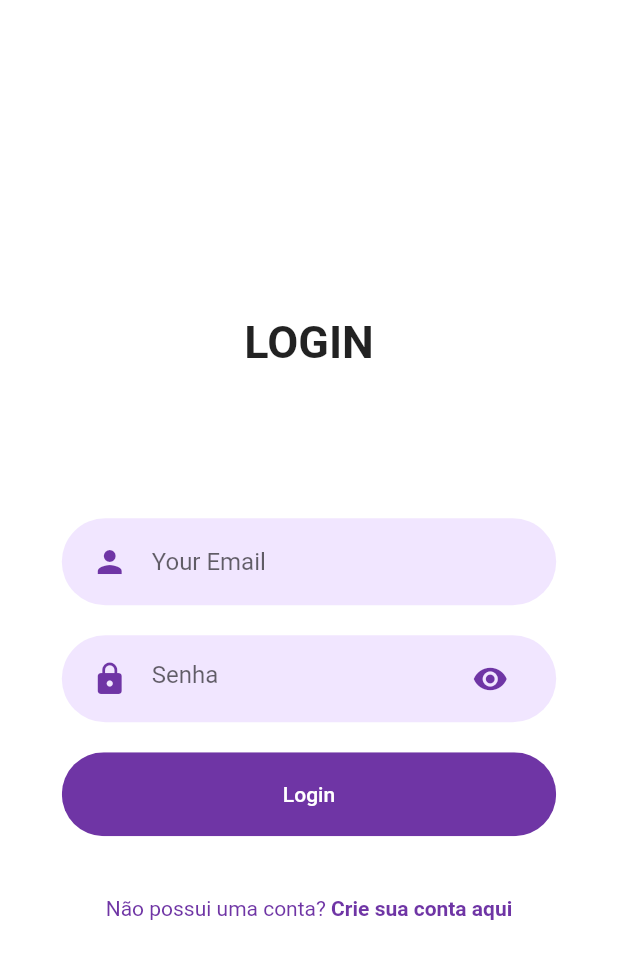
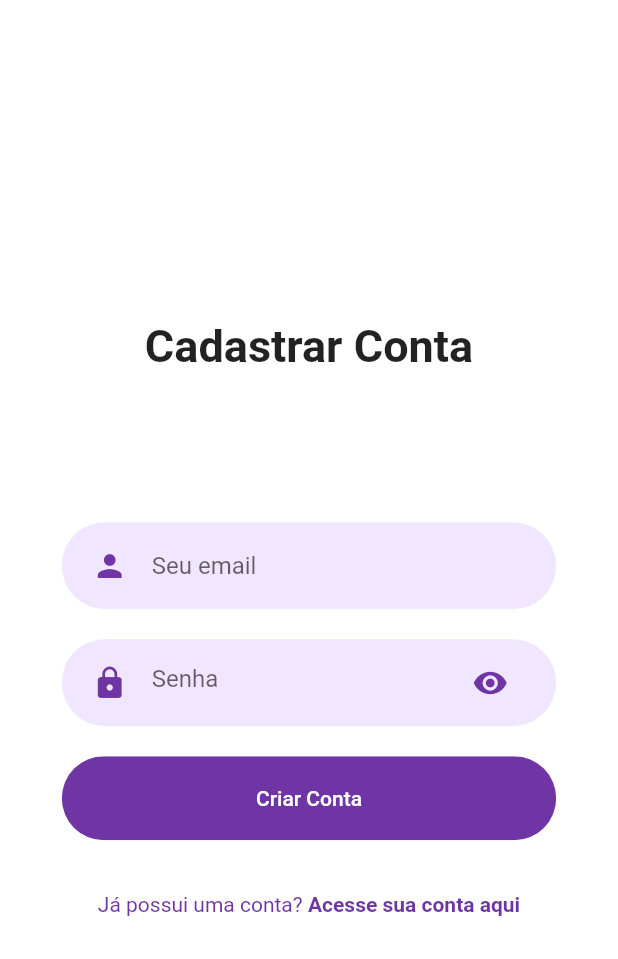
Before and after one commit to TCC-Estevao/app, a Flutter app: the LoginBody screen opened directly, after a tap on "Crie sua conta aqui", on a phone screen of 412 x 824 dp. Shown: the top 959 px of the screen. Run offline on Flutter 3.47's test engine with Material 2 defaults, Android fonts, the phone set to English and light mode, and no system bars.

Commit message:
feat: implement signup screen

```diff
--- a/lib/constants.dart
+++ b/lib/constants.dart
@@ -3,3 +3,4 @@ import 'package:flutter/material.dart';
 const primaryColor = Color(0xFF6F35A5);
 const primaryLightColor = Color(0xFFF1E6FF);
 const titleFontSize = 30.0;
+const fieldSpace = 0.0;
--- a/lib/screens/Login/body.dart
+++ b/lib/screens/Login/body.dart
@@ -1,5 +1,7 @@
 import 'package:app/constants.dart';
 import 'package:app/screens/Login/login_screen.dart';
+import 'package:app/screens/SignUp/body.dart';
+import 'package:app/screens/SignUp/signup_screen.dart';
 import 'package:flutter/material.dart';
 
 import '../../components/already_have_account_check.dart';
@@ -31,13 +33,15 @@ class LoginBody extends StatelessWidget {
             const RoundedInputField(hinText: "Your Email", icon: Icons.person),
             const RoundedPasswordField(),
             RoundedButton(press: () {}, text: "Login"),
-            const SizedBox(height: 30),
+            SizedBox(
+              height: size.height * 0.03,
+            ),
             AlreadyHaveAnAccountCheck(press: () {
               Navigator.push(
                 context,
                 MaterialPageRoute(
                   builder: (context) {
-                    return const LoginScreen();
+                    return const SignUpScreen();
                   },
                 ),
               );
--- a/lib/screens/Login/login_screen.dart
+++ b/lib/screens/Login/login_screen.dart
@@ -8,7 +8,6 @@ class LoginScreen extends StatelessWidget {
 
   @override
   Widget build(BuildContext context) {
-    Size size = MediaQuery.of(context).size;
     return const Scaffold(
       body: LoginBody(),
     );
--- a/lib/screens/SignUp/body.dart
+++ b/lib/screens/SignUp/body.dart
@@ -1,6 +1,12 @@
+import 'package:app/components/already_have_account_check.dart';
+import 'package:app/components/rounded_button.dart';
+import 'package:app/components/rounded_input.dart';
+import 'package:app/screens/Login/components/rounded_password_input.dart';
+import 'package:app/screens/Login/login_screen.dart';
+import 'package:app/screens/Welcome/welcome_screen.dart';
 import 'package:flutter/material.dart';
-import 'package:flutter/src/widgets/framework.dart';
-import 'package:flutter/src/widgets/placeholder.dart';
+
+import '../../constants.dart';
 
 class SignUpBody extends StatelessWidget {
   const SignUpBody({super.key});
@@ -14,7 +20,52 @@ class SignUpBody extends StatelessWidget {
         width: double.infinity,
         child: Column(
           mainAxisAlignment: MainAxisAlignment.center,
-          children: const [Text("Cadastrar Conta")],
+          children: [
+            const Text(
+              "Cadastrar Conta",
+              style: TextStyle(
+                fontSize: titleFontSize,
+                fontWeight: FontWeight.bold,
+              ),
+            ),
+            const SizedBox(
+              height: 90,
+            ),
+            const RoundedInputField(
+              hinText: "Seu email",
+              icon: Icons.person,
+            ),
+            const RoundedPasswordField(),
+            RoundedButton(
+              press: () {
+                Navigator.push(
+                  context,
+                  MaterialPageRoute(
+                    builder: (context) {
+                      return const WelcomeScreen();
+                    },
+                  ),
+                );
+              },
+              text: "Criar Conta",
+            ),
+            SizedBox(
+              height: size.height * 0.03,
+            ),
+            AlreadyHaveAnAccountCheck(
+              press: () {
+                Navigator.push(
+                  context,
+                  MaterialPageRoute(
+                    builder: (context) {
+                      return const LoginScreen();
+                    },
+                  ),
+                );
+              },
+              login: false,
+            )
+          ],
         ),
       ),
     );
```
Also changed, not shown: assets/icons/signup.svg (added).
